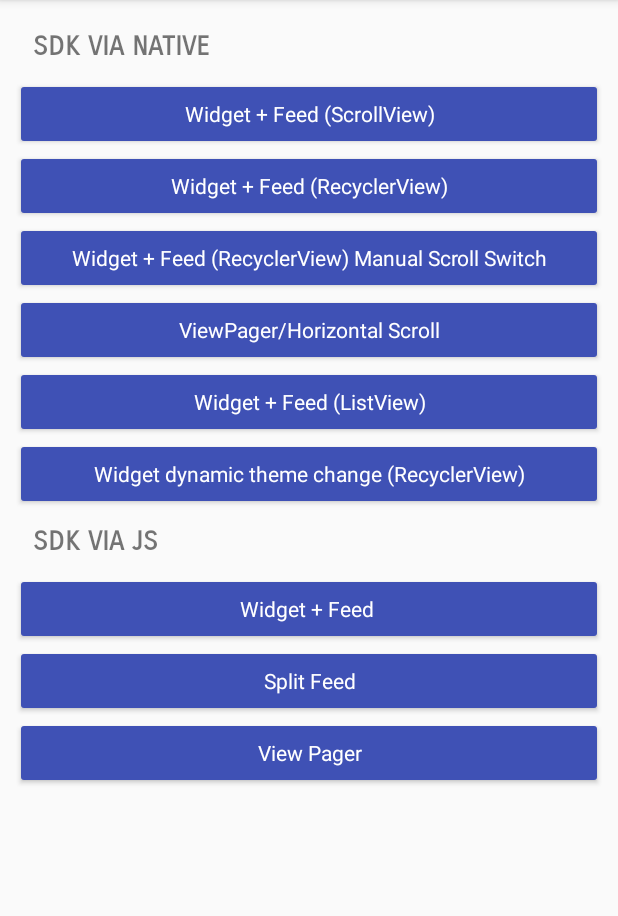
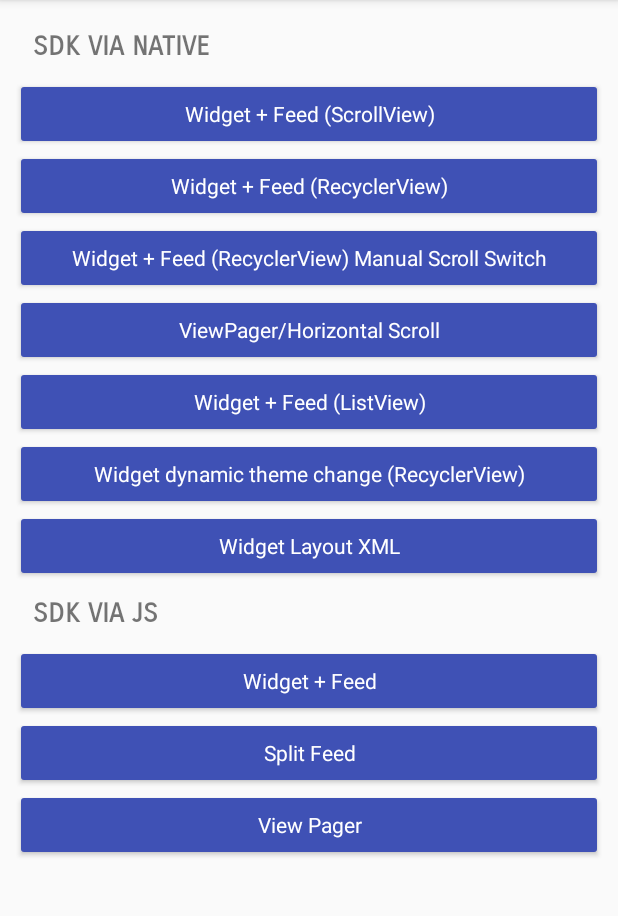
Before and after one commit to taboola/android-sdk-examples, an Android app: the screen it shows after launch (MainActivity), on a phone screen of 412 x 824 dp, the part 84-1000 px from its top. Run offline under Robolectric (Android 15) with nearby library versions, the phone set to English and light mode, and no system bars; 2 statements that could not run were skipped.

Commit message:
Added Widget layout XML example

```diff
--- a/taboolasamples/src/main/java/com/taboola/android/sdksamples/MenuFragment.java
+++ b/taboolasamples/src/main/java/com/taboola/android/sdksamples/MenuFragment.java
@@ -15,6 +15,7 @@ import com.taboola.android.sdksamples.sdk_via_native.FeedInsideRecycleViewCustom
 import com.taboola.android.sdksamples.sdk_via_native.FeedWithMiddleArticleInsideListViewFragment;
 import com.taboola.android.sdksamples.sdk_via_native.FeedWithMiddleArticleInsideRecycleViewFragment;
 import com.taboola.android.sdksamples.sdk_via_native.FeedWithMiddleArticleInsideScrollViewFragment;
+import com.taboola.android.sdksamples.sdk_via_native.SimpleWidgetFragment;
 import com.taboola.android.sdksamples.sdk_via_native.ViewPagerFragment;
 import com.taboola.android.sdksamples.sdk_via_native.WidgetDynamicThemeChange;
 import com.taboola.android.sdksamples.std_via_js.MidWidgetWithFeedJsFragment;
@@ -54,18 +55,19 @@ public class MenuFragment extends Fragment implements View.OnClickListener {
         super.onViewCreated(view, savedInstanceState);
         ViewGroup viewGroup = view.findViewById(R.id.main_menu_lyt);
 
-        addHeader("SDK VIA NATIVE", viewGroup);
-        addButton("Widget + Feed (ScrollView)", R.id.std_mid_article_with_feed_lnr, viewGroup);
-        addButton("Widget + Feed (RecyclerView)", R.id.std_mid_article_with_feed_rv, viewGroup);
-        addButton("Widget + Feed (RecyclerView) Manual Scroll Switch", R.id.std_mid_article_with_feed_rv_manual, viewGroup);
-        addButton("ViewPager/Horizontal Scroll", R.id.std_view_pager, viewGroup);
-        addButton("Widget + Feed (ListView)", R.id.std_mid_article_with_feed_lv, viewGroup);
-        addButton("Widget dynamic theme change (RecyclerView)", R.id.std_widget_dynamic_theme, viewGroup);
+        addHeader(getString(R.string.sdk_via_native), viewGroup);
+        addButton(getString(R.string.std_mid_article_with_feed_lnr), R.id.std_mid_article_with_feed_lnr, viewGroup);
+        addButton(getString(R.string.std_mid_article_with_feed_rv), R.id.std_mid_article_with_feed_rv, viewGroup);
+        addButton(getString(R.string.std_mid_article_with_feed_rv_manual), R.id.std_mid_article_with_feed_rv_manual, viewGroup);
+        addButton(getString(R.string.std_view_pager), R.id.std_view_pager, viewGroup);
+        addButton(getString(R.string.std_mid_article_with_feed_lv), R.id.std_mid_article_with_feed_lv, viewGroup);
+        addButton(getString(R.string.std_widget_dynamic_theme), R.id.std_widget_dynamic_theme, viewGroup);
+        addButton(getString(R.string.std_widget_xml), R.id.std_widget_xml, viewGroup);
 
-        addHeader("SDK VIA JS", viewGroup);
-        addButton("Widget + Feed ", R.id.js_mid_article_with_feed, viewGroup);
-        addButton("Split Feed", R.id.js_split, viewGroup);
-        addButton("View Pager", R.id.js_view_pager, viewGroup);
+        addHeader(getString(R.string.sdk_via_js), viewGroup);
+        addButton(getString(R.string.js_mid_article_with_feed), R.id.js_mid_article_with_feed, viewGroup);
+        addButton(getString(R.string.js_split), R.id.js_split, viewGroup);
+        addButton(getString(R.string.js_view_pager), R.id.js_view_pager, viewGroup);
 
     }
 
@@ -108,8 +110,13 @@ public class MenuFragment extends Fragment implements View.OnClickListener {
             case R.id.std_mid_article_with_feed_rv_manual:
                 fragmentToOpen = new FeedInsideRecycleViewCustomFragment();
                 break;
+
             case R.id.std_widget_dynamic_theme:
                 fragmentToOpen = new WidgetDynamicThemeChange();
+                break;
+
+            case R.id.std_widget_xml:
+                fragmentToOpen = new SimpleWidgetFragment();
                 break;
         }
 
--- a/taboolasamples/src/main/res/values/ids.xml
+++ b/taboolasamples/src/main/res/values/ids.xml
@@ -16,6 +16,7 @@
     <item name="std_widget_dynamic_theme" type="id" />
     <item name="std_view_pager" type="id" />
     <item name="js_view_pager" type="id" />
+    <item name="std_widget_xml" type="id" />
 
 
 </resources>
--- a/taboolasamples/src/main/res/values/strings.xml
+++ b/taboolasamples/src/main/res/values/strings.xml
@@ -79,4 +79,16 @@ These will help you remember what the consumer really wants to engage with and w
 
 
     <string name="toolbar_title">Taboola samples</string>
-=</resources>
+    <string name="sdk_via_native">SDK VIA NATIVE</string>
+    <string name="std_mid_article_with_feed_lnr">Widget + Feed (ScrollView)</string>
+    <string name="std_mid_article_with_feed_rv">Widget + Feed (RecyclerView)</string>
+    <string name="std_mid_article_with_feed_rv_manual">Widget + Feed (RecyclerView) Manual Scroll Switch</string>
+    <string name="std_view_pager">ViewPager/Horizontal Scroll</string>
+    <string name="std_mid_article_with_feed_lv">Widget + Feed (ListView)</string>
+    <string name="std_widget_dynamic_theme">Widget dynamic theme change (RecyclerView)</string>
+    <string name="std_widget_xml">Widget Layout XML</string>
+    <string name="sdk_via_js">SDK VIA JS</string>
+    <string name="js_mid_article_with_feed">Widget + Feed</string>
+    <string name="js_split">Split Feed</string>
+    <string name="js_view_pager">View Pager</string>
+</resources>
```
Also changed, not shown: taboolasamples/src/main/java/com/taboola/android/sdksamples/sdk_via_native/SimpleWidgetFragment.java (added, +22 -0 lines), taboolasamples/src/main/res/layout/fragment_simple_widget.xml (added, +33 -0 lines).
